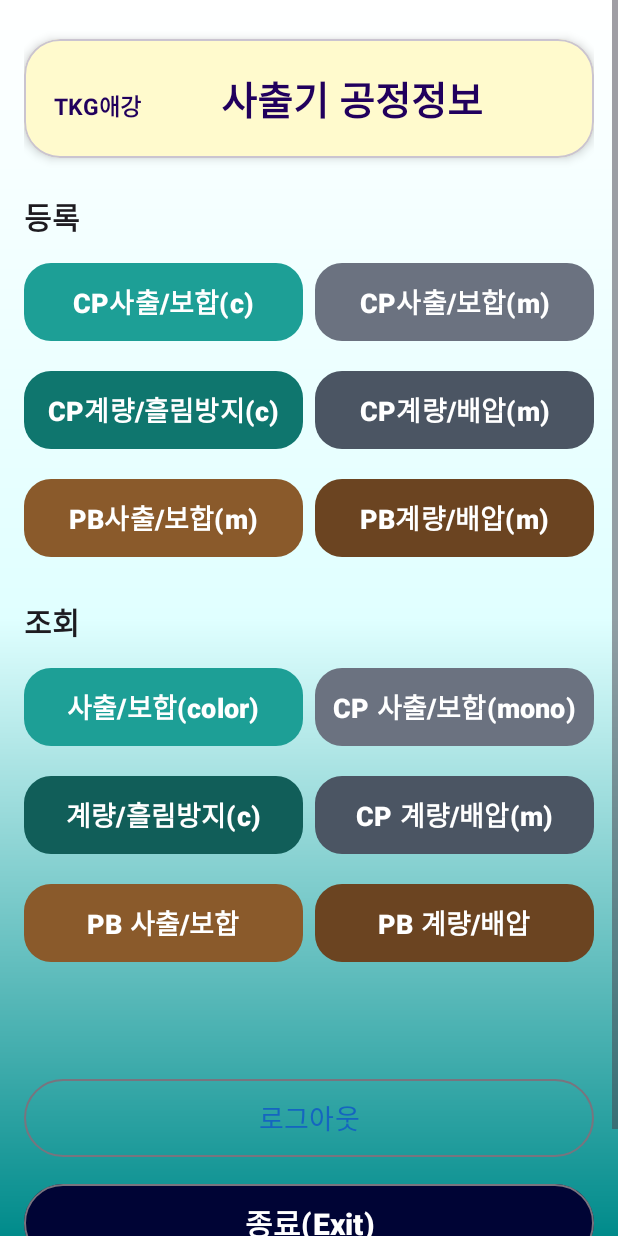
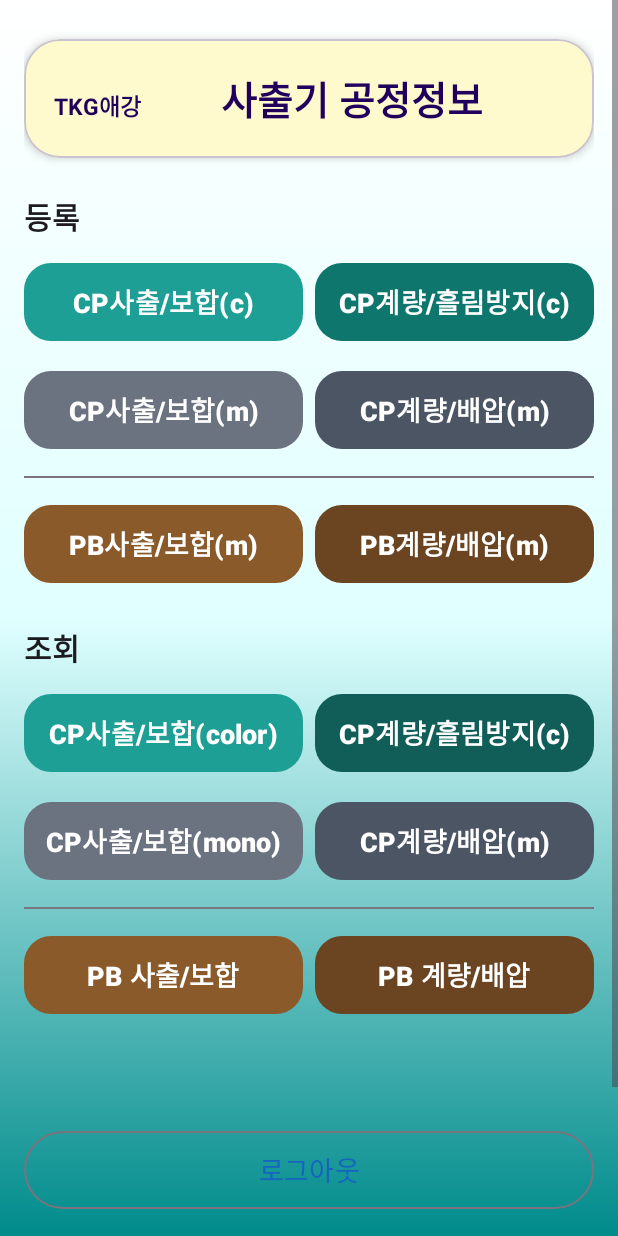
Before and after one commit to havanakim/akProd, an Android app: the layout activity_main.xml on its own in the app's theme, with its tools: preview values and no code run, on a phone screen of 412 x 824 dp. Run offline under Robolectric (Android 15) with nearby library versions, the phone set to English and light mode, and no system bars.

Commit message:
akProd: 빗금 0으로 측정된 8은 0 후보에 양보, 메인 메뉴 구분선·CP 메뉴 좌우 배치
- MIRACON 화면: 8 형태 확인에서 8이 뚜렷한 빗금 0(대각선 0.50 이상)으로 두 번 이상 측정되고
  진짜 8로 확인된 적 없는 값은, 그 8을 0으로 바꾼 값이 후보에 있으면 양보(예: 40.8 → 40)
- 기기 사진 회귀(오입력 0): PB 6호기 사출 빈칸 3→2(7번 IV2), CP MIRACON 계량 27→26(MRS 40),
  CP 사출 변화 없음
- 메인 화면: 등록·조회 모두 CP 메뉴와 PB 메뉴 사이 구분선 추가
- CP 메뉴를 PB처럼 한 줄에 한 HMI로 배치(1줄 color: 사출/보합·계량/흘림방지, 2줄 mono: 사출/보합·계량/배압),
  조회 메뉴 이름 정리

Co-Authored-By: Claude Opus 5.5 <noreply@anthropic.com>

```diff
--- a/akProd/app/src/main/res/layout/activity_main.xml
+++ b/akProd/app/src/main/res/layout/activity_main.xml
@@ -82,13 +82,13 @@
                 android:text="CP사출/보합(c)"
                 android:textAllCaps="false" />
             <com.google.android.material.button.MaterialButton
-                android:id="@+id/btnCp14"
+                android:id="@+id/btnMeteringC"
                 style="@style/PDAButtonStyle"
                 android:layout_width="0dp"
                 android:layout_height="60dp"
                 android:layout_weight="1"
-                app:backgroundTint="@color/mono_gray"
-                android:text="CP사출/보합(m)"
+                app:backgroundTint="#0F766E"
+                android:text="CP계량/흘림방지(c)"
                 android:textAllCaps="false" />
         </LinearLayout>
     <LinearLayout
@@ -97,14 +97,14 @@
         android:layout_marginTop="12dp"
         android:orientation="horizontal">
         <com.google.android.material.button.MaterialButton
-            android:id="@+id/btnMeteringC"
+            android:id="@+id/btnCp14"
             style="@style/PDAButtonStyle"
             android:layout_width="0dp"
             android:layout_height="60dp"
             android:layout_weight="1"
             android:layout_marginEnd="8dp"
-            app:backgroundTint="#0F766E"
-            android:text="CP계량/흘림방지(c)"
+            app:backgroundTint="@color/mono_gray"
+            android:text="CP사출/보합(m)"
             android:textAllCaps="false" />
 
         <com.google.android.material.button.MaterialButton
@@ -117,6 +117,13 @@
             android:text="CP계량/배압(m)"
             android:textAllCaps="false" />
     </LinearLayout>
+    <!-- CP 메뉴와 PB 메뉴 구분선 (등록) -->
+    <View
+        android:layout_width="match_parent"
+        android:layout_height="1dp"
+        android:layout_marginTop="14dp"
+        android:layout_marginBottom="2dp"
+        android:background="?attr/colorOutline" />
     <LinearLayout
         android:layout_width="match_parent"
         android:layout_height="wrap_content"
@@ -164,16 +171,16 @@
                 android:layout_weight="1"
                 android:layout_marginEnd="8dp"
                 app:backgroundTint="#1d9f96"
-                android:text="사출/보합(color)"
+                android:text="CP사출/보합(color)"
                 android:textAllCaps="false" />
             <com.google.android.material.button.MaterialButton
-                android:id="@+id/btnCp14History"
+                android:id="@+id/btnMeteringHistoryC"
                 style="@style/PDAButtonStyle"
                 android:layout_width="0dp"
                 android:layout_height="60dp"
                 android:layout_weight="1"
-                app:backgroundTint="@color/mono_gray"
-                android:text="CP 사출/보합(mono)"
+                app:backgroundTint="#115E59"
+                android:text="CP계량/흘림방지(c)"
                 android:textAllCaps="false" />
         </LinearLayout>
     <LinearLayout
@@ -182,14 +189,14 @@
         android:layout_marginTop="12dp"
         android:orientation="horizontal">
         <com.google.android.material.button.MaterialButton
-            android:id="@+id/btnMeteringHistoryC"
+            android:id="@+id/btnCp14History"
             style="@style/PDAButtonStyle"
             android:layout_width="0dp"
             android:layout_height="60dp"
             android:layout_weight="1"
             android:layout_marginEnd="8dp"
-            app:backgroundTint="#115E59"
-            android:text="계량/흘림방지(c)"
+            app:backgroundTint="@color/mono_gray"
+            android:text="CP사출/보합(mono)"
             android:textAllCaps="false" />
         <com.google.android.material.button.MaterialButton
             android:id="@+id/btnMeteringHistory"
@@ -198,9 +205,16 @@
             android:layout_height="60dp"
             android:layout_weight="1"
             app:backgroundTint="@color/mono_gray_dark"
-            android:text="CP 계량/배압(m)"
+            android:text="CP계량/배압(m)"
             android:textAllCaps="false" />
     </LinearLayout>
+    <!-- CP 메뉴와 PB 메뉴 구분선 (조회) -->
+    <View
+        android:layout_width="match_parent"
+        android:layout_height="1dp"
+        android:layout_marginTop="14dp"
+        android:layout_marginBottom="2dp"
+        android:background="?attr/colorOutline" />
     <LinearLayout
         android:layout_width="match_parent"
         android:layout_height="wrap_content"
```
Also changed, not shown: akProd/app/src/main/java/com/bsd/akProd/MiraconEightGlyph.kt (+15 -0 lines), akProd/app/src/main/java/com/bsd/akProd/MonoTableOcr.kt (+24 -1 lines), 1 other file.
